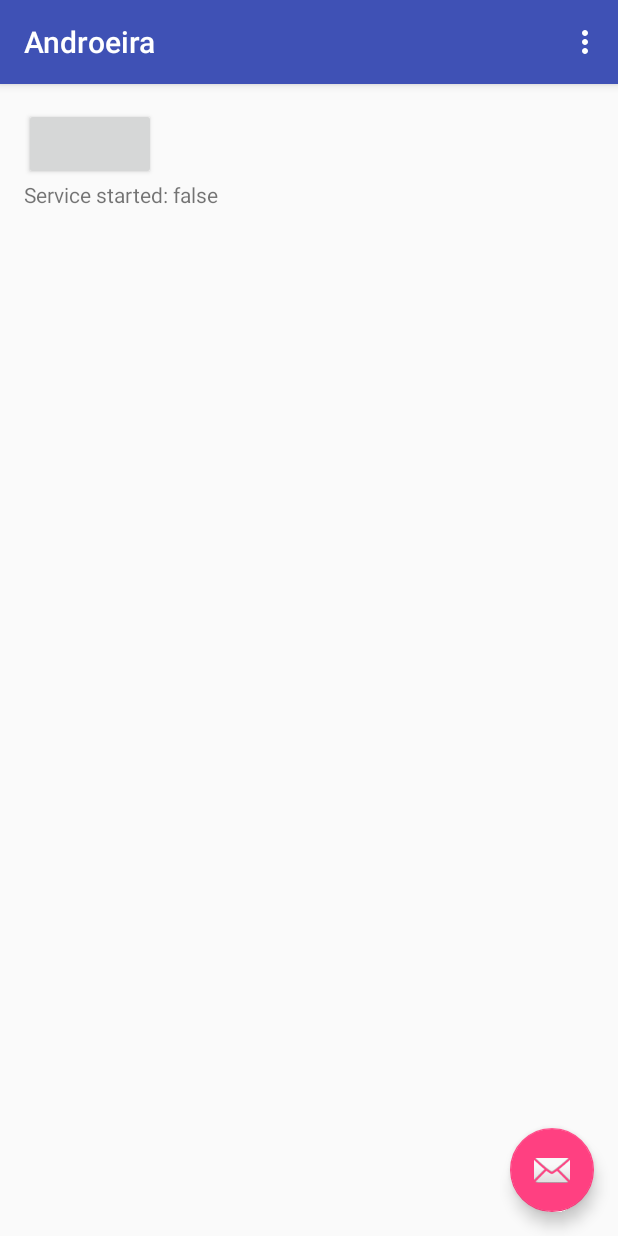
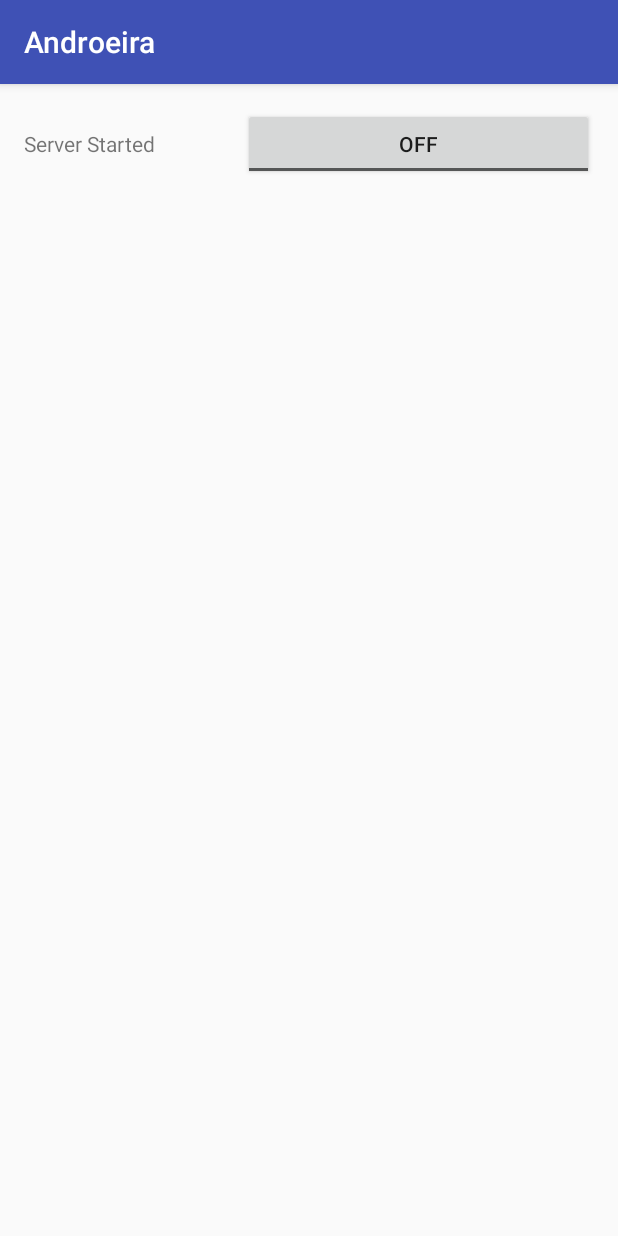
Before and after one commit to d80harri/androeira, an Android app: the screen it shows after launch (MainActivity), on a phone screen of 412 x 824 dp. Run offline under Robolectric (Android 15) with nearby library versions, the phone set to English and light mode, and no system bars.

Commit message:
Uses Toggle button to start server

```diff
--- a/androeira-app/src/main/java/d80harri/org/app/MainActivity.java
+++ b/androeira-app/src/main/java/d80harri/org/app/MainActivity.java
@@ -12,6 +12,7 @@ import android.view.Menu;
 import android.view.MenuItem;
 import android.widget.Button;
 import android.widget.TextView;
+import android.widget.ToggleButton;
 import org.d80harri.androeira.socket.client.Client;
 import org.d80harri.androeira.socket.intf.ServiceLocation;
 import d80harri.org.app.socket.SocketListActivity;
@@ -22,7 +23,7 @@ import java.io.IOException;
 public class MainActivity extends AppCompatActivity {
 
     private boolean started = false;
-    private Button serviceList;
+    private ToggleButton serviceStarted;
 
     @Override
     protected void onCreate(Bundle savedInstanceState) {
@@ -31,14 +32,10 @@ public class MainActivity extends AppCompatActivity {
         Toolbar toolbar = (Toolbar) findViewById(R.id.toolbar);
         setSupportActionBar(toolbar);
 
-        serviceList = (Button) findViewById(R.id.serviceList);
-        serviceList.setOnClickListener(this::startService);
+        serviceStarted = (ToggleButton) findViewById(R.id.startService);
+        serviceStarted.setOnClickListener(this::startService);
 
-        FloatingActionButton fab = (FloatingActionButton) findViewById(R.id.fab);
-        final TextView serviceStarted = (TextView) findViewById(R.id.serivceStarted);
-        serviceStarted.setText("Service started: " + started);
-
-        fab.setOnClickListener(view -> {
+        serviceStarted.setOnClickListener( view -> {
             if (started) {
                 Snackbar.make(view, "Logging stopped", Snackbar.LENGTH_LONG)
                         .setAction("Action", null).show();
@@ -52,7 +49,6 @@ public class MainActivity extends AppCompatActivity {
                 startService(intent);
             }
             started = !started;
-            serviceStarted.setText("Service started: " + started);
         });
     }
 
@@ -62,26 +58,4 @@ public class MainActivity extends AppCompatActivity {
         startActivity(intent);
     }
 
-    @Override
-    public boolean onCreateOptionsMenu(Menu menu) {
-        // Inflate the menu; this adds items to the action bar if it is present.
-        getMenuInflater().inflate(R.menu.menu_main, menu);
-        return true;
-    }
-
-    @Override
-    public boolean onOptionsItemSelected(MenuItem item) {
-        // Handle action bar item clicks here. The action bar will
-        // automatically handle clicks on the Home/Up button, so long
-        // as you specify a parent activity in AndroidManifest.xml.
-        int id = item.getItemId();
-
-        //noinspection SimplifiableIfStatement
-        if (id == R.id.action_settings) {
-            return true;
-        }
-
-        return super.onOptionsItemSelected(item);
-    }
-
 }
--- a/androeira-app/src/main/res/layout/activity_main.xml
+++ b/androeira-app/src/main/res/layout/activity_main.xml
@@ -24,12 +24,4 @@
 
     <include layout="@layout/content_main"/>
 
-    <android.support.design.widget.FloatingActionButton
-            android:id="@+id/fab"
-            android:layout_width="wrap_content"
-            android:layout_height="wrap_content"
-            android:layout_gravity="bottom|end"
-            android:layout_margin="@dimen/fab_margin"
-            android:src="@android:drawable/ic_dialog_email"/>
-
 </android.support.design.widget.CoordinatorLayout>
--- a/androeira-app/src/main/res/layout/content_main.xml
+++ b/androeira-app/src/main/res/layout/content_main.xml
@@ -1,5 +1,5 @@
 <?xml version="1.0" encoding="utf-8"?>
-<RelativeLayout
+<LinearLayout
         xmlns:android="http://schemas.android.com/apk/res/android"
         xmlns:tools="http://schemas.android.com/tools"
         xmlns:app="http://schemas.android.com/apk/res-auto"
@@ -11,16 +11,23 @@
         android:paddingBottom="@dimen/activity_vertical_margin"
         app:layout_behavior="@string/appbar_scrolling_view_behavior"
         tools:showIn="@layout/activity_main"
-        tools:context="d80harri.org.app.MainActivity">
+        tools:context="d80harri.org.app.MainActivity"
+        android:orientation="vertical">
 
-    <Button
-            android:id="@+id/serviceList"
-            android:layout_width="wrap_content"
-            android:layout_height="wrap_content"/>
-    <TextView
-            android:id="@+id/serivceStarted"
-            android:text="Hello World!"
-            android:layout_width="wrap_content"
-            android:layout_height="wrap_content"
-            android:layout_below="@+id/serviceList"/>
-</RelativeLayout>
+    <LinearLayout
+            android:orientation="horizontal"
+            android:layout_width="fill_parent"
+            android:layout_height="wrap_content">
+        <TextView
+                android:id="@+id/startServiceLabel"
+                android:text="Server Started"
+                android:layout_width="0dp"
+                android:layout_height="wrap_content"
+                android:layout_weight="1"/>
+        <ToggleButton
+                android:id="@+id/startService"
+                android:layout_width="wrap_content"
+                android:layout_height="wrap_content"
+                android:layout_weight="1"/>
+    </LinearLayout>
+</LinearLayout>
--- a/socket/build.gradle
+++ b/socket/build.gradle
@@ -7,8 +7,8 @@ repositories {
 
 dependencies {
     compile 'javax.jmdns:jmdns:3.4.1'
-    compile group: 'org.apache.logging.log4j', name: 'log4j-api', version: '2.6.1'
-    compile group: 'org.apache.logging.log4j', name: 'log4j-core', version: '2.6.1'
+    compile group: 'log4j', name: 'log4j', version: '1.2.17'
+
 
     testCompile 'junit:junit:4.11'
     testCompile group: 'org.assertj', name: 'assertj-core', version: '3.4.1'
--- a/socket/src/main/java/org/d80harri/androeira/socket/server/Service.java
+++ b/socket/src/main/java/org/d80harri/androeira/socket/server/Service.java
@@ -1,7 +1,6 @@
 package org.d80harri.androeira.socket.server;
 
-import org.apache.logging.log4j.LogManager;
-import org.apache.logging.log4j.Logger;
+import org.apache.log4j.Logger;
 import org.d80harri.androeira.socket.intf.AcceloratorRawData;
 
 import javax.jmdns.JmDNS;
@@ -23,7 +22,7 @@ import java.util.function.Consumer;
  * Created by d80harri on 17.06.16.
  */
 public class Service {
-    private static final Logger logger = LogManager.getLogger();
+    private static final Logger logger = Logger.getLogger(Service.class);
 
     private static final String SERVICE_TYPE = "_http._tcp.local.";
     private static final String SERVICE_NAME = "androeira_acc";
```
Also changed, not shown: androeira-app/src/main/java/d80harri/org/app/AccLogService.java (+5 -12 lines), socket/src/main/java/org/d80harri/androeira/socket/client/Client.java (+19 -8 lines), 2 other files.
